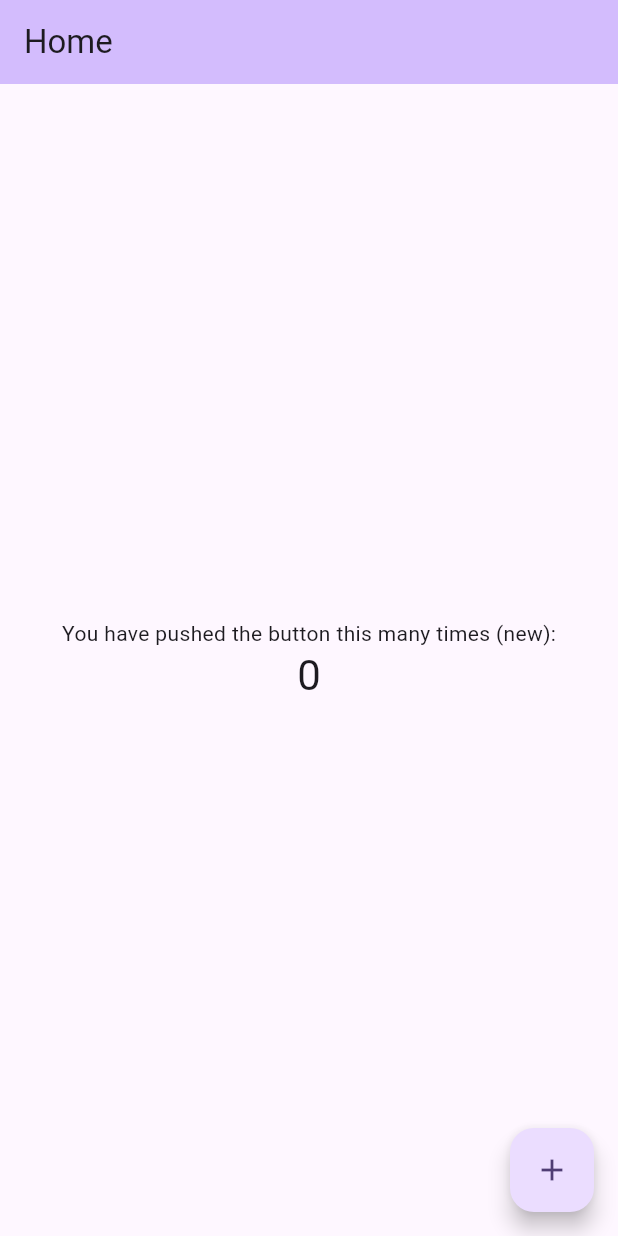
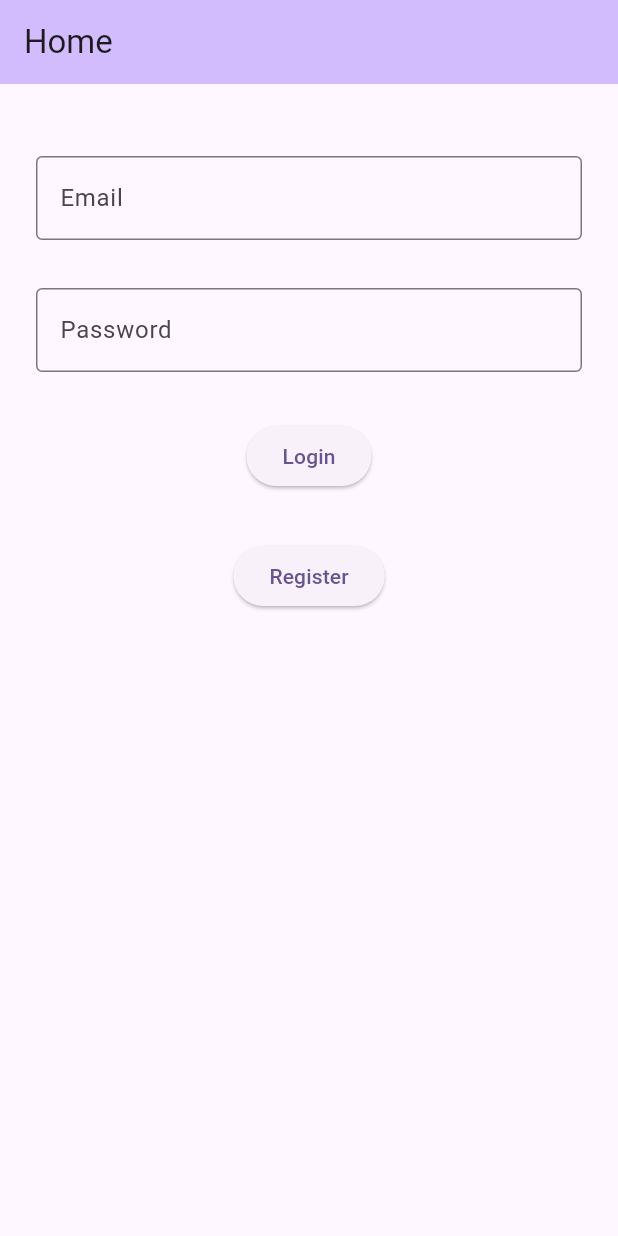
Before and after one commit to Sickfires94/Application_Development, a Flutter app: the screen it shows after launch, on a phone screen of 412 x 824 dp. Run offline on Flutter 3.47's test engine with Material 3 defaults, Android fonts, the phone set to English and light mode, and no system bars; our stand-ins replace firebase_auth, firebase_core; accounts and stored records are empty.

Commit message:
login works but after several tries

```diff
--- /dev/null
+++ b/lib/AuthService.dart
@@ -0,0 +1,61 @@
+import 'package:firebase_auth/firebase_auth.dart';
+
+class AuthService {
+  Future<String?> registration ({
+    required String email,
+    required String password,
+}) async {
+    try {
+      await FirebaseAuth.instance.createUserWithEmailAndPassword(
+        email: email,
+        password: password,
+      );
+      return 'Success';
+    }
+    on FirebaseAuthException catch (e) {
+      if (e.code == 'weak-password') {
+        return 'The Password provided is too weak';
+      }
+      else if (e.code == 'email=already-in-use') {
+        return 'The account already exists for that email';
+      }
+      else {
+        return e.message;
+      }
+    }
+    catch (e) {
+      return e.toString();
+    }
+  }
+
+  Future<String?> login ({
+    required String email,
+    required String password,
+  }) async {
+    try {
+      await FirebaseAuth.instance.signInWithEmailAndPassword(email: email, password: password);
+      return 'Success';
+    } on FirebaseAuthException catch (e) {
+      if (e.code == 'user-not-found') {
+        return 'No user forund for that email';
+      } else if (e.code == 'wrong-password') {
+        return 'Wrong password provided for that user';
+      }
+      else {
+        return e.message;
+      }
+    } catch (e) {
+      return e.toString();
+    }
+  }
+
+  Future<String?> logout () async {
+    try {
+      await FirebaseAuth.instance.signOut();
+      return 'Success';
+    }
+    catch (e) {
+      return e.toString();
+    }
+  }
+}
--- a/lib/main.dart
+++ b/lib/main.dart
@@ -1,3 +1,6 @@
+import 'package:firebase_auth/firebase_auth.dart';
+import 'package:firebase_core/firebase_core.dart';
+import 'package:first_app/AuthService.dart';
 import 'package:flutter/material.dart';
 
 void main() {
@@ -28,40 +31,154 @@ class MyHomePage extends StatefulWidget {
 }
 
 class _MyHomePageState extends State<MyHomePage> {
-  int _counter = 0;
 
-  void _incrementCounter() {
-    setState(() {
-      _counter++;
-    });
-  }
+  final _formKey = GlobalKey<FormState>();
+  TextEditingController emailController = TextEditingController();
+  TextEditingController passwordController = TextEditingController();
+
 
   @override
   Widget build(BuildContext context) {
+    Firebase.initializeApp();
+    AuthService as = new AuthService();
+    if (FirebaseAuth.instance.currentUser == null) {
+
     return Scaffold(
       appBar: AppBar(
         backgroundColor: Theme.of(context).colorScheme.inversePrimary,
         title: Text(widget.title),
       ),
       body: Center(
+        child: Form(
+          key: _formKey,
+      child:
+      Padding(
+        padding: const EdgeInsets.symmetric(horizontal: 8, vertical: 16),
         child: Column(
-          mainAxisAlignment: MainAxisAlignment.center,
-          children: <Widget>[
-            const Text(
-              'You have pushed the button this many times (new):',
-            ),
-            Text(
-              '$_counter',
-              style: Theme.of(context).textTheme.headlineMedium,
-            ),
-          ],
+            crossAxisAlignment: CrossAxisAlignment.center,
+            children: [
+        Padding(
+        padding: const EdgeInsets.symmetric(horizontal: 8, vertical: 16),
+        child: Column(
+            crossAxisAlignment: CrossAxisAlignment.center,
+            children: [
+              Padding(
+                padding:
+                const EdgeInsets.symmetric(horizontal: 8, vertical: 16),
+                child: TextFormField(
+                  controller: emailController,
+                  decoration: const InputDecoration(
+                      border: OutlineInputBorder(), labelText: "Email"),
+                  validator: (value) {
+                    if (value == null || value.isEmpty) {
+                      return 'Please enter your Email';
+                    }
+                    return null;
+                  },
+                ),
+              ),
+        Padding(
+        padding:
+        const EdgeInsets.symmetric(horizontal: 8, vertical: 16),
+        child: TextFormField(
+          controller: passwordController,
+          obscureText: true,
+          decoration: const InputDecoration(
+              border: OutlineInputBorder(), labelText: "Password"),
+          validator: (value) {
+            if (value == null || value.isEmpty) {
+              return 'Please enter your password';
+            }
+            return null;
+          },
         ),
       ),
-      floatingActionButton: FloatingActionButton(
-        onPressed: _incrementCounter,
-        tooltip: 'Increment',
-        child: const Icon(Icons.add),
+          Padding(
+            padding:
+            const EdgeInsets.symmetric(horizontal: 8, vertical: 16.0),
+            child: Center(
+              child: ElevatedButton(
+                onPressed: () {
+                  if (_formKey.currentState!.validate()) {
+                    print(as.login(email: emailController.text, password: passwordController.text));
+                    setState(() {
+
+                    });
+                  } else {
+                    ScaffoldMessenger.of(context).showSnackBar(
+                      const SnackBar(content: Text('Please fill input')),
+                    );
+                  }
+                },
+                child: const Text('Login'),
+              ),
+            ),
+          ),Padding(
+                padding:
+                const EdgeInsets.symmetric(horizontal: 8, vertical: 16.0),
+                child: Center(
+                  child: ElevatedButton(
+                    onPressed: () {
+                      if (_formKey.currentState!.validate()) {
+                        as.registration(email: emailController.text, password: passwordController.text);
+                      } else {
+                        ScaffoldMessenger.of(context).showSnackBar(
+                          const SnackBar(content: Text('Please fill input')),
+                        );
+                      }
+                    },
+                    child: const Text('Register'),
+                  ),
+                ),
+              ),
+        ]),
+    //     child: Column(
+    //       children: [
+    //         TextFormField(
+    //           decoration: const InputDecoration(
+    //             border: UnderlineInputBorder(),
+    //             labelText: 'Enter your username',
+    //           ),
+    // ),
+    //           TextFormField(
+    //             obscureText: true,
+    //             enableSuggestions: false,
+    //             autocorrect: false,
+    //             decoration: const InputDecoration(
+    //               border: UnderlineInputBorder(),
+    //               labelText: 'Enter your password',
+    //
+    //             ),
+    //           ),
+    //         TextButton(onPressed: login, child: child)
+    //       ],
+    //     ),
       ),
-    );
+    ]), )
+    ),),);
+    }
+
+    else {
+        return Scaffold(
+            appBar: AppBar(
+            backgroundColor: Theme.of(context).colorScheme.inversePrimary,
+    title: Text(widget.title),
+    ),
+    body: Center(
+      child: Column(
+        children: [
+          Text("Logged in"),
+          TextButton(onPressed: ()
+          {
+            as.logout();
+            setState(() {
+            });
+            }, child: Text("Logout"))
+
+        ]
+      )
+    ),
+        );
+    }
   }
 }
--- a/pubspec.yaml
+++ b/pubspec.yaml
@@ -30,6 +30,9 @@ environment:
 dependencies:
   flutter:
     sdk: flutter
+  firebase_core: ^3.8.0
+  firebase_auth: ^5.3.3
+
 
 
   # The following adds the Cupertino Icons font to your application.
```
Also changed, not shown: firebase.json (added), lib/firebase_options.dart (added), pubspec.lock, 6 other files.
